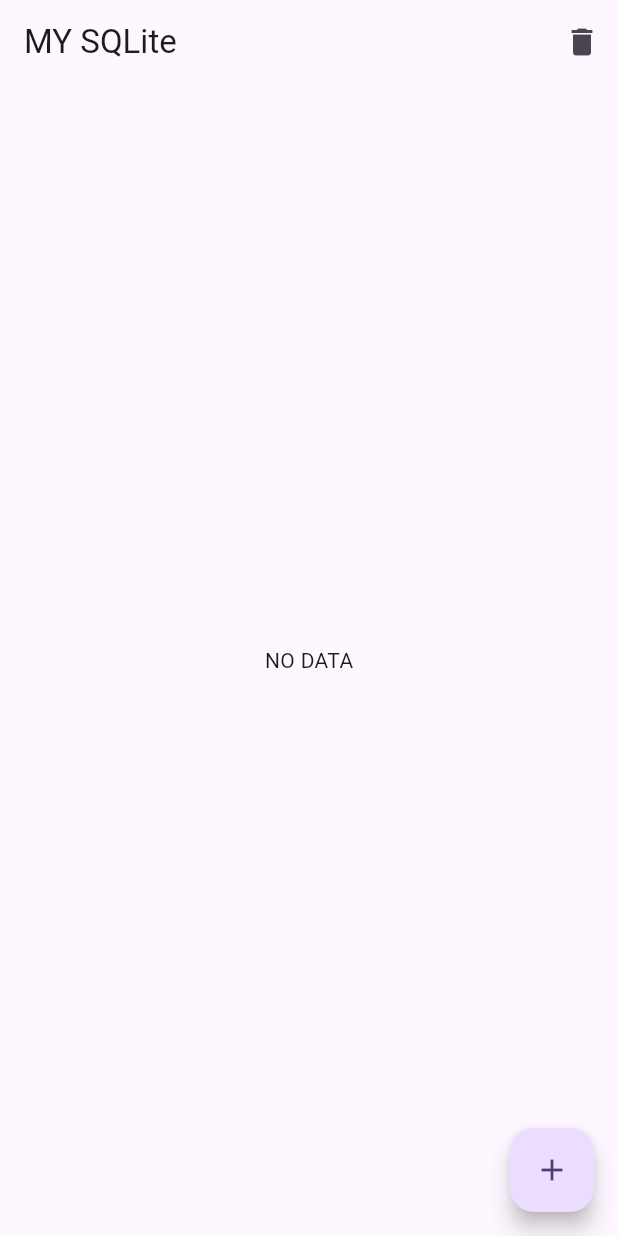
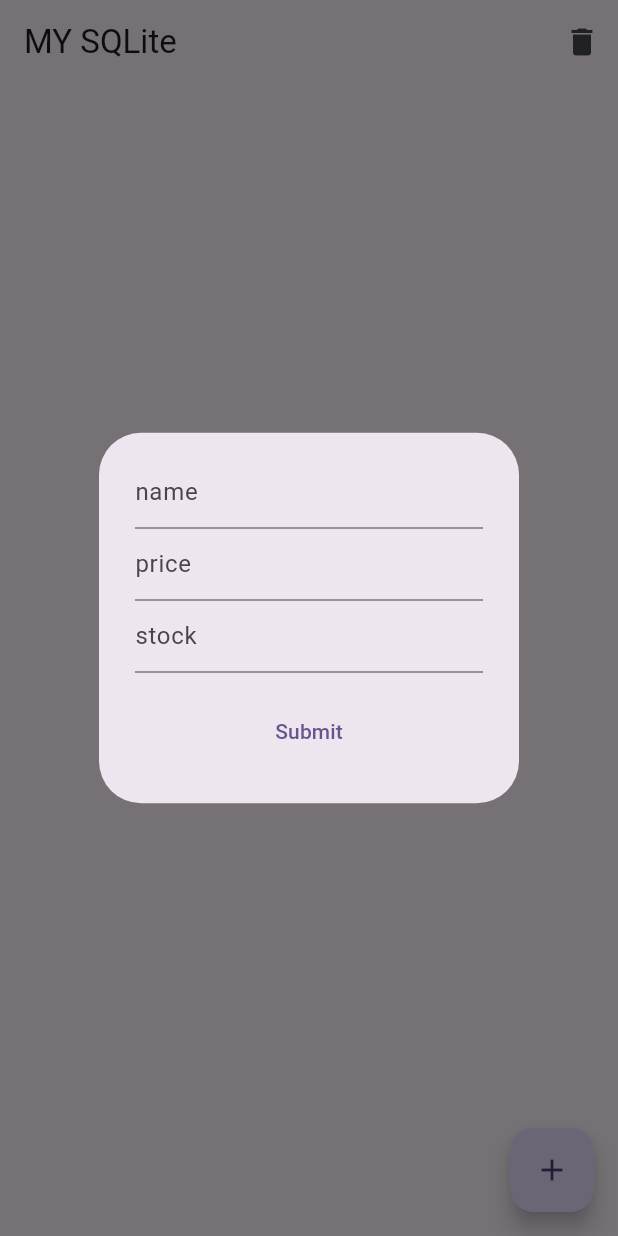
Before and after one commit to DevAiKaiSys/CMDev_Flutter, a Flutter app: the screen it shows after launch, after a tap on the "add" icon, on a phone screen of 412 x 824 dp. Run offline on Flutter 3.47's test engine with Material 2 defaults, Android fonts, the phone set to English and light mode, and no system bars; our stand-ins replace sqflite; accounts and stored records are empty.

Commit message:
SQLite Workshop EP.7

```diff
--- a/Workshops/sqlite/lib/db_provider.dart
+++ b/Workshops/sqlite/lib/db_provider.dart
@@ -19,14 +19,14 @@ class DBProvider {
 
       database = await openDatabase(
         path,
-        version: 2,
+        version: 1,
         onCreate: (Database db, int version) async {
           print("Database Create");
           String sql = "CREATE TABLE $TABLE_PRODUCT ("
               "$COLUMN_ID INTEGER PRIMARY KEY,"
               "$COLUMN_NAME TEXT,"
-              "$COLUMN_PRICE INTEGER,"
-              "$COLUMN_STOCK REAL"
+              "$COLUMN_PRICE REAL,"
+              "$COLUMN_STOCK INTEGER"
               ")";
           await db.execute(sql);
         },
--- a/Workshops/sqlite/lib/main.dart
+++ b/Workshops/sqlite/lib/main.dart
@@ -53,7 +53,9 @@ class _MyHomePageState extends State<MyHomePage> {
       body: _buildBody(),
       floatingActionButton: FloatingActionButton(
         child: Icon(Icons.add),
-        onPressed: () {},
+        onPressed: () {
+          createDialog();
+        },
       ),
     );
   }
@@ -90,7 +92,8 @@ class _MyHomePageState extends State<MyHomePage> {
           return Center(
             child: CircularProgressIndicator(),
           );
-          }),
+        },
+      ),
     );
   }
 
@@ -100,7 +103,9 @@ class _MyHomePageState extends State<MyHomePage> {
           return ListTile(
             leading: IconButton(
               icon: Icon(Icons.edit),
-              onPressed: () {},
+              onPressed: () {
+                editDialog(product);
+              },
             ),
             title: Text("${product.name}. (${product.stock})"),
             subtitle: Text("price: ${product.price}"),
@@ -129,4 +134,114 @@ class _MyHomePageState extends State<MyHomePage> {
           );
         },
       );
+
+  createDialog() {
+    var _formKey = GlobalKey<FormState>();
+    Product product = Product();
+
+    showDialog(
+        context: context,
+        builder: (context) {
+          return AlertDialog(
+            content: Form(
+              key: _formKey,
+              child: Column(
+                mainAxisSize: MainAxisSize.min,
+                children: [
+                  TextFormField(
+                    decoration: InputDecoration(hintText: "name"),
+                    onSaved: (value) {
+                      product.name = value;
+                    },
+                  ),
+                  TextFormField(
+                    decoration: InputDecoration(hintText: "price"),
+                    onSaved: (value) {
+                      product.price = double.parse(value!);
+                    },
+                  ),
+                  TextFormField(
+                    decoration: InputDecoration(hintText: "stock"),
+                    onSaved: (value) {
+                      product.stock = int.parse(value!);
+                    },
+                  ),
+                  SizedBox(height: 15),
+                  SizedBox(
+                      width: double.infinity,
+                      child: TextButton(
+                        child: Text("Submit"),
+                        onPressed: () {
+                          if (_formKey.currentState!.validate()) {
+                            _formKey.currentState?.save();
+                            _refresh.currentState?.show();
+                            Navigator.pop(context);
+                            dbProvider
+                                .insertProduct(product)
+                                .then((value) => print(value));
                           }
+                        },
+                      ))
+                ],
+              ),
+            ),
+          );
+        });
+  }
+
+  editDialog(Product product) {
+    var _formKey = GlobalKey<FormState>();
+
+    showDialog(
+        context: context,
+        builder: (context) {
+          return AlertDialog(
+            content: Form(
+              key: _formKey,
+              child: Column(
+                mainAxisSize: MainAxisSize.min,
+                children: [
+                  TextFormField(
+                    initialValue: product.name,
+                    decoration: InputDecoration(hintText: "name"),
+                    onSaved: (value) {
+                      product.name = value;
+                    },
+                  ),
+                  TextFormField(
+                    initialValue: product.price.toString(),
+                    decoration: InputDecoration(hintText: "price"),
+                    onSaved: (value) {
+                      product.price = double.parse(value!);
+                    },
+                  ),
+                  TextFormField(
+                    initialValue: product.stock.toString(),
+                    decoration: InputDecoration(hintText: "stock"),
+                    onSaved: (value) {
+                      product.stock = int.parse(value!);
+                    },
+                  ),
+                  SizedBox(height: 15),
+                  SizedBox(
+                      width: double.infinity,
+                      child: TextButton(
+                        child: Text("Submit"),
+                        onPressed: () {
+                          if (_formKey.currentState!.validate()) {
+                            _formKey.currentState?.save();
+                            _refresh.currentState?.show();
+                            Navigator.pop(context);
+                            dbProvider
+                                .updateProduct(product)
+                                .then((row) => print(row));
+                          }
+                        },
+                      ))
+                ],
+              ),
+            ),
+          );
+        });
+  }
+}
```
Lines whose indentation alone changed are shown as unchanged.
